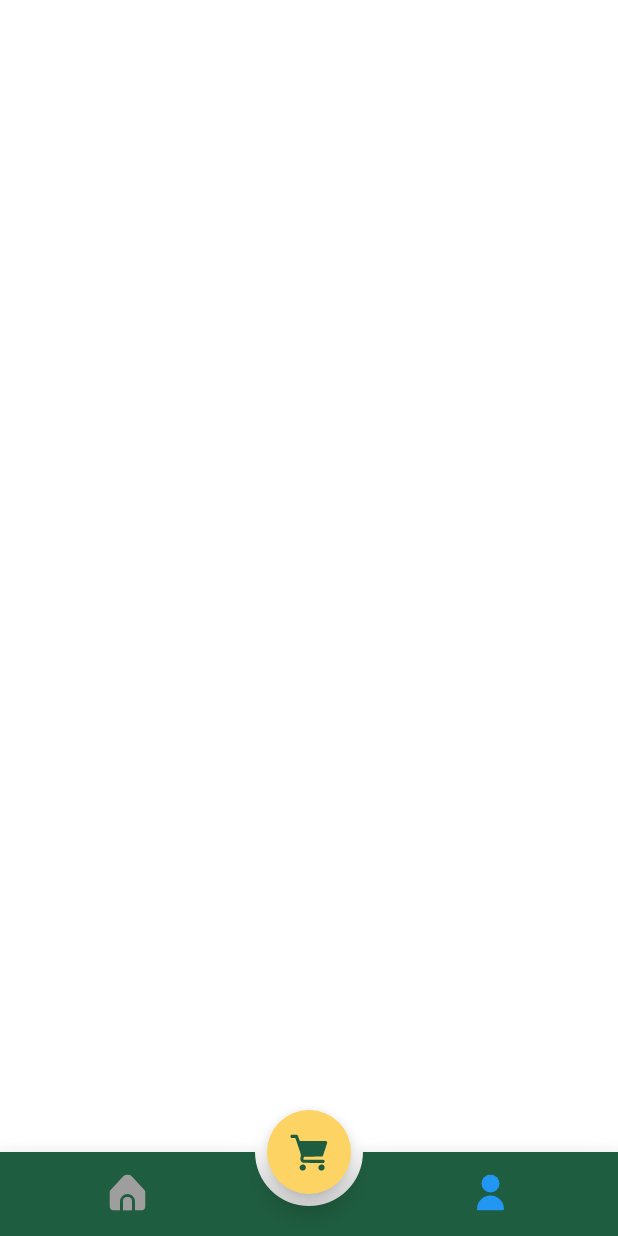
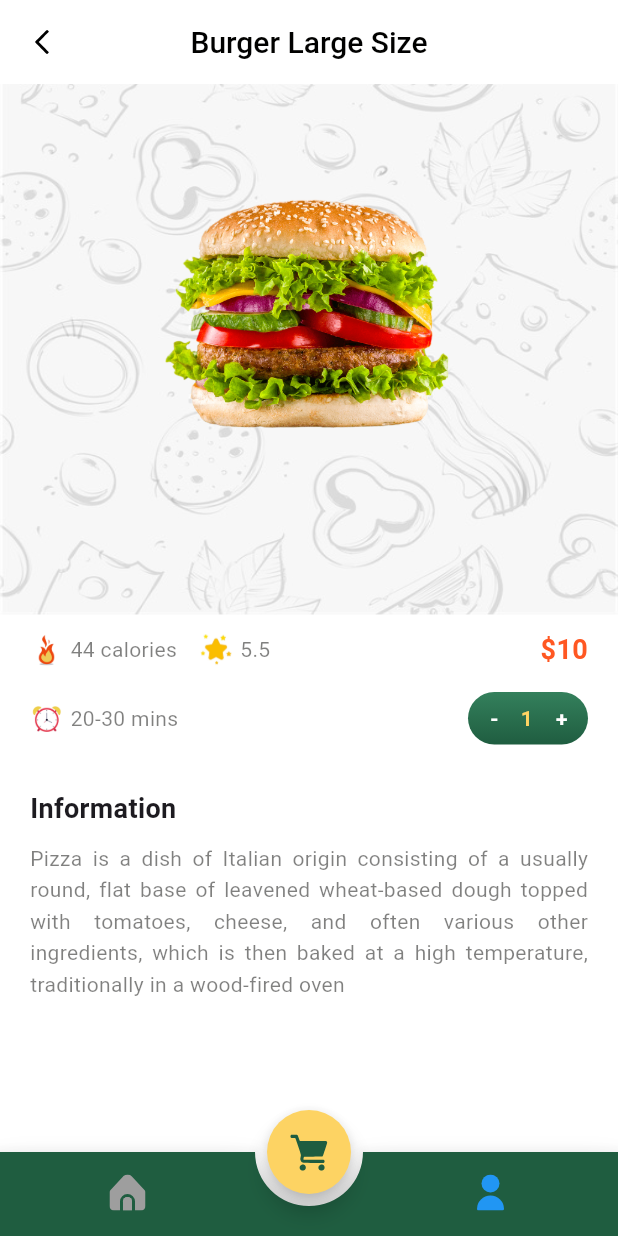
Before and after one commit to Jahid01234/food_app, a Flutter app: the MainButtonNavPage screen opened by its route, item 2 of the bottom bar chosen, on a phone screen of 412 x 824 dp. Run offline on Flutter 3.47's test engine with Material 3 defaults, Android fonts, the phone set to English and light mode, and no system bars; drawn by our look-alikes of animated_bottom_navigation_bar; our stand-ins replace flutter_svg, get.

Commit message:
-product details screen

```diff
--- a/lib/resources/routes/app_routes.dart
+++ b/lib/resources/routes/app_routes.dart
@@ -1,5 +1,5 @@
 import 'package:food_app_with_getx/resources/routes/routes_name.dart';
-import 'package:food_app_with_getx/view/pages/details_page.dart';
+import 'package:food_app_with_getx/view/pages/product_details_page.dart';
 import 'package:food_app_with_getx/view/pages/home_page.dart';
 import 'package:food_app_with_getx/view/pages/login_page.dart';
 import 'package:food_app_with_getx/view/pages/main_button_nav_page.dart';
@@ -38,8 +38,8 @@ class AppRoutes{
     ),
 
     GetPage(
-        name: RoutesName.detailsPage,
-        page: ()=> const DetailsPage(),
+        name: RoutesName.productDetailsPage,
+        page: ()=> const ProductDetailsPage(),
         transition: Transition.downToUp,
         transitionDuration: const Duration(seconds: 2)
     ),
--- a/lib/resources/routes/routes_name.dart
+++ b/lib/resources/routes/routes_name.dart
@@ -4,5 +4,5 @@ class RoutesName{
   static const String loginPage ='/login_page';
   static const String mainButtonNavPage ='/main_button_nav_page';
   static const String homePage ='/home_page';
-  static const String detailsPage ='/details_page';
+  static const String productDetailsPage ='/product_details_page';
 }
--- a/lib/view/pages/details_page.dart
+++ /dev/null
@@ -1,10 +0,0 @@
-import 'package:flutter/material.dart';
-
-class DetailsPage extends StatelessWidget {
-  const DetailsPage({super.key});
-
-  @override
-  Widget build(BuildContext context) {
-    return const Scaffold();
-  }
-}
--- a/lib/view/pages/home_page.dart
+++ b/lib/view/pages/home_page.dart
@@ -2,8 +2,10 @@ import 'package:flutter/material.dart';
 import 'package:flutter_svg/flutter_svg.dart';
 import 'package:food_app_with_getx/data/model/product_model.dart';
 import 'package:food_app_with_getx/resources/color/app_color.dart';
+import 'package:food_app_with_getx/resources/routes/routes_name.dart';
 import 'package:food_app_with_getx/view/widgets/category_tab.dart';
 import 'package:food_app_with_getx/view/widgets/product_item.dart';
+import 'package:get/get.dart';
 
 class HomePage extends StatelessWidget {
   const HomePage({super.key});
@@ -103,8 +105,10 @@ class HomePage extends StatelessWidget {
                     color: AppColor.black.withOpacity(0.03),
                     blurRadius: 6,
                     spreadRadius: 6,
-                    offset: const Offset(0, 0)),
-              ]),
+                    offset: const Offset(0, 0),
+                ),
+              ],
+          ),
           child: SvgPicture.asset(
             "assets/icons/filter.svg",
             height: 30,
@@ -176,15 +180,27 @@ class HomePage extends StatelessWidget {
         const SizedBox(height: 8),
         Column(
           children: List.generate(
-              productsModel.length, (index) =>
-              ProductItem(
-                id: productsModel[index]['id'],
-                title: productsModel[index]['title'],
-                description: productsModel[index]['description'],
-                calory: productsModel[index]['calories'],
-                price: productsModel[index]['price'],
-                image: productsModel[index]['image'],
+            productsModel.length, (index) {
+            var product = productsModel[index];
+            return GestureDetector(
+              onTap: () {
+                Get.toNamed(
+                  RoutesName.productDetailsPage,
+                  // arguments: {
+                  //   'data': product,
+                  // },
+                );
+              },
+              child: ProductItem(
+                id: product['id'],
+                title: product['title'],
+                description: product['description'],
+                calory: product['calories'],
+                price: product['price'],
+                image: product['image'],
               ),
+            );
+           },
           ),
         ),
       ],
--- a/lib/view/pages/login_page.dart
+++ b/lib/view/pages/login_page.dart
@@ -96,7 +96,7 @@ class LoginPage extends StatelessWidget {
                             Get.toNamed(RoutesName.mainButtonNavPage);
                           }
                         },
-                        title: "Login In",
+                        title: "Log In",
                         bgColor: AppColor.primary,
                       ),
                       const SizedBox(height: 10),
--- a/lib/view/pages/main_button_nav_page.dart
+++ b/lib/view/pages/main_button_nav_page.dart
@@ -2,7 +2,7 @@ import 'package:animated_bottom_navigation_bar/animated_bottom_navigation_bar.da
 import 'package:flutter/material.dart';
 import 'package:flutter_svg/svg.dart';
 import 'package:food_app_with_getx/resources/color/app_color.dart';
-import 'package:food_app_with_getx/view/pages/details_page.dart';
+import 'package:food_app_with_getx/view/pages/product_details_page.dart';
 import 'package:food_app_with_getx/view/pages/home_page.dart';
 import 'package:food_app_with_getx/view_models/controller/main_button_nav_controller.dart';
 import 'package:get/get.dart';
@@ -21,7 +21,7 @@ class MainButtonNavPage extends StatelessWidget {
             index: controller.tabIndex.value,
             children: const [
               HomePage(),
-              DetailsPage()
+              ProductDetailsPage()
             ],
           ),
           bottomNavigationBar: AnimatedBottomNavigationBar.builder(
--- /dev/null
+++ b/lib/view/pages/product_details_page.dart
@@ -0,0 +1,146 @@
+import 'package:flutter/material.dart';
+import 'package:food_app_with_getx/resources/color/app_color.dart';
+import 'package:food_app_with_getx/view/widgets/backward_button.dart';
+import 'package:food_app_with_getx/view/widgets/custom_quantity.dart';
+import 'package:food_app_with_getx/view/widgets/get_icon.dart';
+import 'package:get/get.dart';
+
+class ProductDetailsPage extends StatelessWidget {
+  const ProductDetailsPage({super.key});
+
+  @override
+  Widget build(BuildContext context) {
+    // Fetch the controller
+    //final controller = Get.find<ProductDetailsController>();
+
+    return Scaffold(
+      appBar: AppBar(
+        leading: const BackwardButton(
+          image: "assets/icons/arrow-backward.svg",
+        ),
+        title:  const Text(
+          "Burger Large Size",
+          style: TextStyle(
+            fontWeight: FontWeight.w500,
+          ),
+        ),
+      ),
+      body: SafeArea(
+        child: SingleChildScrollView(
+          child: Column(
+            children: [
+              Stack(
+                children: [
+                  SizedBox(
+                    width: Get.width * 1,
+                    height: Get.height * 0.43,
+                    child: Image.asset(
+                      "assets/images/product-background.jpg",
+                      fit: BoxFit.fill,
+                    ),
+                  ),
+                  Container(
+                    padding: const EdgeInsets.all(50),
+                    decoration: BoxDecoration(
+                      borderRadius: BorderRadius.circular(100),
+                    ),
+                    child: ClipRRect(
+                        borderRadius: BorderRadius.circular(30),
+                        child: Image.asset('assets/images/burger.png',
+                          width: 400,
+                          height: 200,
+                        ),
+                    ),
+                  ),
+                ],
+              ),
+              Container(
+                padding: const EdgeInsets.only(left: 20,right: 20),
+                child: Column(
+                  crossAxisAlignment: CrossAxisAlignment.start,
+                  children: [
+                    const SizedBox(height: 10),
+                    _getProductInformation(),
+                    const SizedBox(height: 30),
+                    _getDetail()
+                  ],
+                ),
+              ),
+            ],
+          ),
+        ),
+      ),
+    );
+  }
+
+  Widget _getProductInformation(){
+    return const Column(
+      children: [
+        Row(
+          mainAxisAlignment: MainAxisAlignment.spaceBetween,
+         children: [
+           Row(
+             children: [
+               GetIconWidget(
+                 icon: "fire.png",
+                 title: "44 calories",
+               ),
+               SizedBox(width: 15),
+               GetIconWidget(
+                 icon: "star.png",
+                 title: "5.5",
+               ),
+             ],
+           ),
+           Text(
+             "\$10",
+             style: TextStyle(
+               fontSize: 18,
+               color: Colors.deepOrange,
+               fontWeight: FontWeight.bold,
+             ),
+           ),
+         ],
+        ),
+        SizedBox(height: 15,),
+        Row(
+          mainAxisAlignment: MainAxisAlignment.spaceBetween,
+          children: [
+            GetIconWidget(
+              icon: "clock.png",
+              title: "20-30 mins",
+            ),
+            CustomQuantity()
+          ],
+        )
+      ],
+    );
+  }
+
+  Widget _getDetail(){
+    return Column(
+      crossAxisAlignment: CrossAxisAlignment.start,
+      children: [
+        const Text(
+          "Information",
+          style: TextStyle(
+            fontSize: 18,
+            fontWeight: FontWeight.bold,
+         ),
+        ),
+        const SizedBox(height: 10,),
+        Text(
+          "Pizza is a dish of Italian origin consisting of a usually round, "
+              "flat base of leavened wheat-based dough topped with tomatoes, "
+              "cheese, and often various other ingredients, which is then baked "
+              "at a high temperature, traditionally in a wood-fired oven",
+          textAlign: TextAlign.justify,
+          style: TextStyle(
+              color: AppColor.black.withOpacity(0.5),
+              height: 1.5,
+          ),
+        ),
+      ],
+    );
+  }
+}
--- /dev/null
+++ b/lib/view/widgets/backward_button.dart
@@ -0,0 +1,30 @@
+import 'package:flutter/material.dart';
+import 'package:flutter_svg/flutter_svg.dart';
+import 'package:get/get.dart';
+
+class BackwardButton extends StatelessWidget {
+  final String image;
+  final Color? color;
+
+  const BackwardButton({
+    super.key,
+    required this.image,
+    this.color,
+  });
+
+  @override
+  Widget build(BuildContext context) {
+    return InkWell(
+      borderRadius: BorderRadius.circular(100),
+      onTap: () {
+        Get.back();
+      },
+      child: Container(
+        padding: const EdgeInsets.all(20),
+        width: 20,
+        height: 20,
+        child: SvgPicture.asset(image),
+      ),
+    );
+  }
+}
--- /dev/null
+++ b/lib/view/widgets/custom_quantity.dart
@@ -0,0 +1,65 @@
+import 'package:flutter/material.dart';
+import 'package:food_app_with_getx/resources/color/app_color.dart';
+
+class CustomQuantity extends StatelessWidget {
+  const CustomQuantity({super.key});
+
+  @override
+  Widget build(BuildContext context) {
+    return Container(
+      height: 35,
+      width: 80,
+      decoration: BoxDecoration(
+          borderRadius: BorderRadius.circular(40),
+          gradient: AppColor.gradientPrimary,
+      ),
+      child: Row(
+        children: [
+          Container(
+            width: 35,
+            height: 35,
+            decoration: const BoxDecoration(
+              shape: BoxShape.circle
+              //borderRadius: BorderRadius.circular(100),
+            ),
+            child: const Center(
+              child: Text(
+                "-",
+                style: TextStyle(
+                  color: AppColor.white,
+                  fontWeight: FontWeight.bold,
+                ),
+              ),
+            ),
+          ),
+          const Expanded(
+            child: Text(
+              "1",
+              style: TextStyle(
+                color: AppColor.secondPrimary,
+                fontWeight: FontWeight.bold,
+              ),
+            ),
+          ),
+          Container(
+            width: 35,
+            height: 35,
+            decoration: const BoxDecoration(
+                shape: BoxShape.circle
+              //borderRadius: BorderRadius.circular(100),
+            ),
+            child: const Center(
+              child: Text(
+                "+",
+                style: TextStyle(
+                  color: AppColor.white,
+                  fontWeight: FontWeight.bold,
+                ),
+              ),
+            ),
+          ),
+        ],
+      ),
+    );
+  }
+}
--- /dev/null
+++ b/lib/view/widgets/get_icon.dart
@@ -0,0 +1,33 @@
+import 'package:flutter/material.dart';
+import 'package:food_app_with_getx/resources/color/app_color.dart';
+
+class GetIconWidget extends StatelessWidget {
+  final String title;
+  final String icon;
+
+  const GetIconWidget({
+    super.key,
+    required this.title,
+    required this.icon,
+  });
+
+  @override
+  Widget build(BuildContext context) {
+    return Row(
+      children: [
+        SizedBox(
+          width: 22,
+          height: 22,
+          child: Image.asset("assets/images/$icon"),
+        ),
+        const SizedBox(width: 5),
+        Text(
+          title,
+          style: TextStyle(
+              color: AppColor.black.withOpacity(0.5),
+          ),
+        ),
+      ],
+    );
+  }
+}
--- a/lib/view_models/bindings/controller_binding.dart
+++ b/lib/view_models/bindings/controller_binding.dart
@@ -1,5 +1,6 @@
 import 'package:food_app_with_getx/view_models/controller/login_page_controller.dart';
 import 'package:food_app_with_getx/view_models/controller/main_button_nav_controller.dart';
+import 'package:food_app_with_getx/view_models/controller/product_details_controller.dart';
 import 'package:food_app_with_getx/view_models/controller/sign_up_page_controller.dart';
 import 'package:get/get.dart';
 
@@ -9,6 +10,7 @@ class ControllerBinding extends Bindings{
      Get.put(MainButtonNavController());
      Get.put(LoginPageController());
      Get.put(SignUpPageController());
+     Get.put(ProductDetailsController());
   }
 
 }
--- /dev/null
+++ b/lib/view_models/controller/product_details_controller.dart
@@ -0,0 +1,15 @@
+import 'package:get/get.dart';
+
+class ProductDetailsController extends GetxController{
+  //get data from passing params
+  var params = Get.arguments;
+  var data = {}.obs;
+
+  @override
+  void onInit() {
+    if (params != null ) {
+      data.value = params["data"];
+    }
+    super.onInit();
+  }
+}
```
